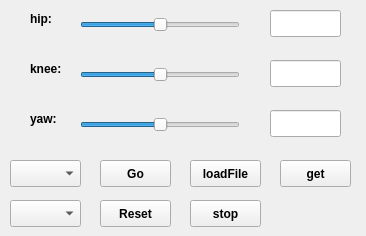
Old version of the form qr_visualization/dragon_data_control/resource/data_control.ui in the repository sunbibei/qr_ws.
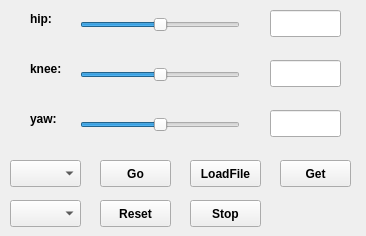
New version of the form.

Diff of the .ui file:
```diff
--- a/qr_visualization/dragon_data_control/resource/data_control.ui
+++ b/qr_visualization/dragon_data_control/resource/data_control.ui
@@ -173,7 +173,7 @@
     </font>
    </property>
    <property name="text">
-    <string>loadFile</string>
+    <string>LoadFile</string>
    </property>
   </widget>
   <widget class="QPushButton" name="pushButton_go">
@@ -262,7 +262,7 @@
     </font>
    </property>
    <property name="text">
-    <string>stop</string>
+    <string>Stop</string>
    </property>
   </widget>
   <widget class="QPushButton" name="pushButton_get">
@@ -281,7 +281,7 @@
     </font>
    </property>
    <property name="text">
-    <string>get</string>
+    <string>Get</string>
    </property>
   </widget>
  </widget>
```
